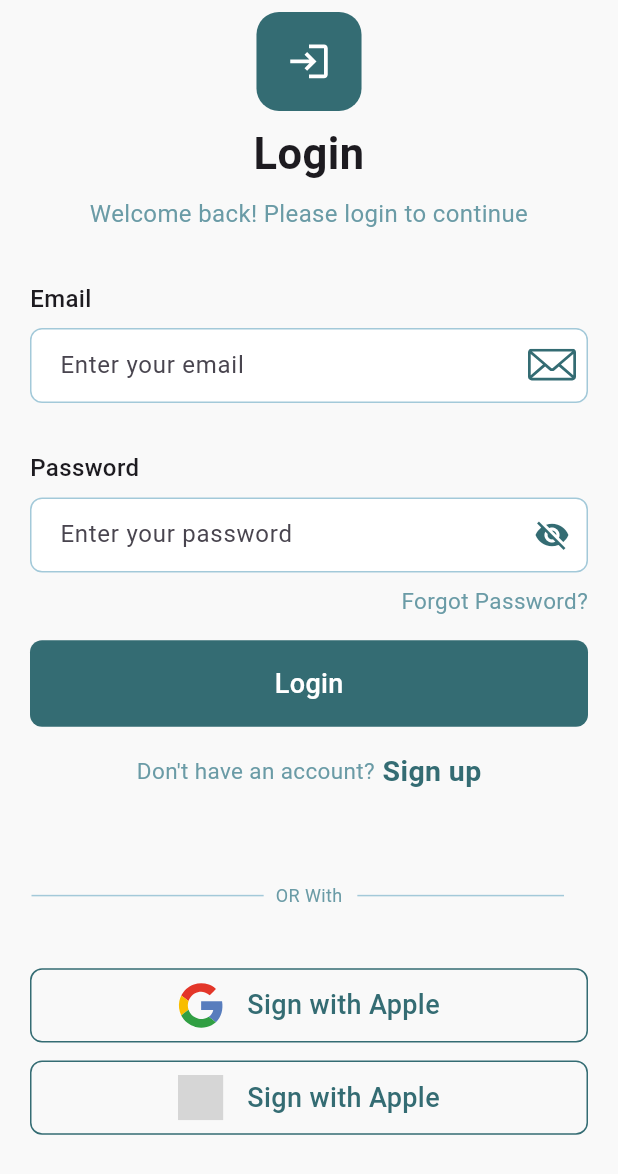
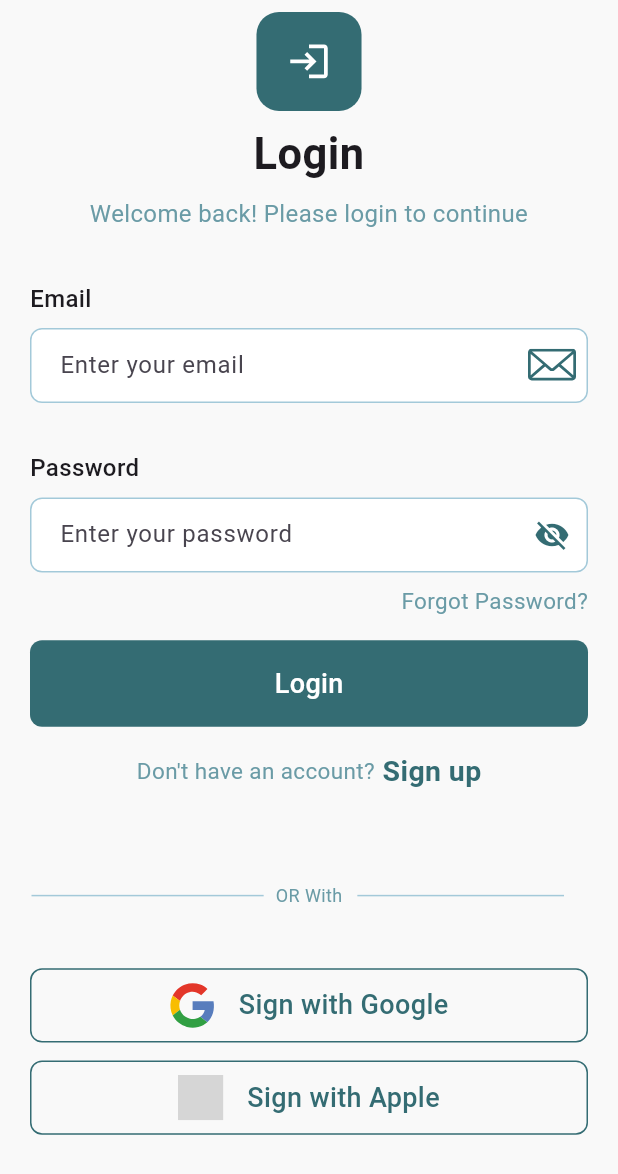
Before and after one commit to Ahmed-fadel1/Thalorix, a Flutter app: the LoginView screen opened by its route, on a phone screen of 412 x 824 dp. Shown: the top 1174 px of the screen. Run offline on Flutter 3.47's test engine with Material 3 defaults, Android fonts, the phone set to English and light mode, and no system bars; our stand-ins replace flutter_svg, smooth_page_indicator; grey boxes are pictures that could not be loaded.

Commit message:
fix some navigation problems

```diff
--- a/lib/Features/auth/presentation/pages/forgot_password/forgot_password.dart
+++ b/lib/Features/auth/presentation/pages/forgot_password/forgot_password.dart
@@ -2,6 +2,7 @@ import 'dart:ui';
 import 'package:flutter/material.dart';
 import 'package:flutter_svg/svg.dart';
 import 'package:thalorix_app/core/utils/Colors/app_colors.dart';
+import 'package:thalorix_app/core/utils/router/app_router.dart';
 
 class ForgetPasswordScreen extends StatefulWidget {
   const ForgetPasswordScreen({super.key});
@@ -200,6 +201,7 @@ class _ForgetPasswordScreenState extends State<ForgetPasswordScreen> {
                 backgroundColor: const Color(0xFF2ecc71),
               ),
             );
+            Navigator.pushNamed(context, Routes.verification);
           }
         },
         style: ElevatedButton.styleFrom(
--- a/lib/Features/auth/presentation/pages/login/login_view.dart
+++ b/lib/Features/auth/presentation/pages/login/login_view.dart
@@ -1,6 +1,4 @@
 import 'package:flutter/material.dart';
-import 'package:thalorix_app/Features/auth/presentation/pages/SignUp/signup_view.dart';
-import 'package:thalorix_app/Features/auth/presentation/pages/verifiction/Verifiction.dart';
 import 'package:thalorix_app/Features/auth/presentation/widgets/Icon_Text_Button.dart';
 import 'package:thalorix_app/Features/auth/presentation/widgets/auth_text_field.dart';
 import 'package:thalorix_app/Features/auth/presentation/widgets/primary_button.dart';
@@ -133,7 +131,7 @@ class _LoginViewState extends State<LoginView> {
                         alignment: Alignment.centerRight,
                         child: InkWell(
                           onTap: () {
-                            Navigator.pushNamed(context, Routes.verification);
+                            Navigator.pushNamed(context, Routes.forgotPassword);
                           },
                           child: Text(
                             "Forgot Password?",
@@ -221,7 +219,7 @@ class _LoginViewState extends State<LoginView> {
 
                       IconTextButton(
                         height: localheight * 0.06,
-                        text: "Sign with Apple",
+                        text: "Sign with Google",
                         iconPath: "assets/icons/google_account.svg",
                         borderColor: AppColors.iconbutton, // نفس اللون
                         textColor: AppColors.iconbutton, // نفس اللون
--- a/lib/Features/onboarding/onboarding_view.dart
+++ b/lib/Features/onboarding/presentation/onboarding_view.dart
@@ -1,5 +1,5 @@
 import 'package:flutter/material.dart';
-import 'package:thalorix_app/Features/onboarding/OnBoarding_Three.dart';
+import 'package:thalorix_app/Features/onboarding/widgets/OnBoarding_Three.dart';
 import 'package:thalorix_app/Features/onboarding/widgets/build_page.dart';
 import 'package:thalorix_app/Features/onboarding/widgets/dot_indicator.dart';
 import 'package:thalorix_app/Features/onboarding/widgets/skipbutton.dart';
--- a/lib/Features/onboarding/widgets/skipbutton.dart
+++ b/lib/Features/onboarding/widgets/skipbutton.dart
@@ -1,11 +1,13 @@
 import 'package:flutter/material.dart';
+import 'package:thalorix_app/core/utils/router/app_router.dart';
 
 Widget skipButton(BuildContext context) {
   return Positioned(
     top: 50,
     right: 20,
     child: GestureDetector(
-      onTap: () => Navigator.pop(context),
+      onTap: () => Navigator.pushNamed(context, Routes.login),
+
       child: Container(
         padding: const EdgeInsets.symmetric(horizontal: 16, vertical: 4),
         decoration: BoxDecoration(
--- a/lib/Features/splash/splash_view.dart
+++ b/lib/Features/splash/presentation/splash_view.dart
@@ -1,5 +1,5 @@
 import 'package:flutter/material.dart';
-import 'package:thalorix_app/Features/onboarding/onboarding_view.dart';
+import 'package:thalorix_app/Features/onboarding/presentation/onboarding_view.dart';
 import 'package:thalorix_app/core/utils/Colors/app_colors.dart';
 
 class SplashView extends StatefulWidget {
--- a/lib/main.dart
+++ b/lib/main.dart
@@ -14,7 +14,7 @@ class Thalorix extends StatelessWidget {
   Widget build(BuildContext context) {
     return MaterialApp(
       debugShowCheckedModeBanner: false,
-      initialRoute: Routes.login,
+      initialRoute: Routes.splash,
       onGenerateRoute: appRouter.generateRoute,
     );
   }
```
Also changed, not shown: lib/core/utils/router/app_router.dart (+4 -4 lines), lib/Features/auth/presentation/widgets/build_option_card.dart (added), lib/Features/onboarding/widgets/OnBoarding_Three.dart (renamed from lib/Features/onboarding/OnBoarding_Three.dart).
